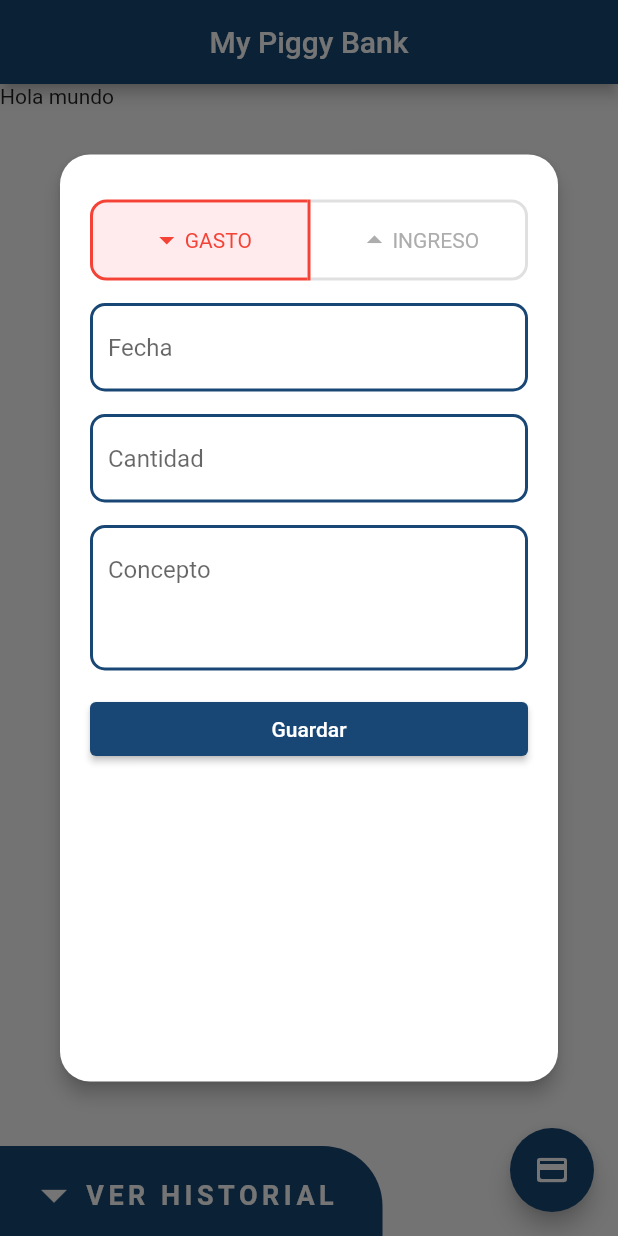
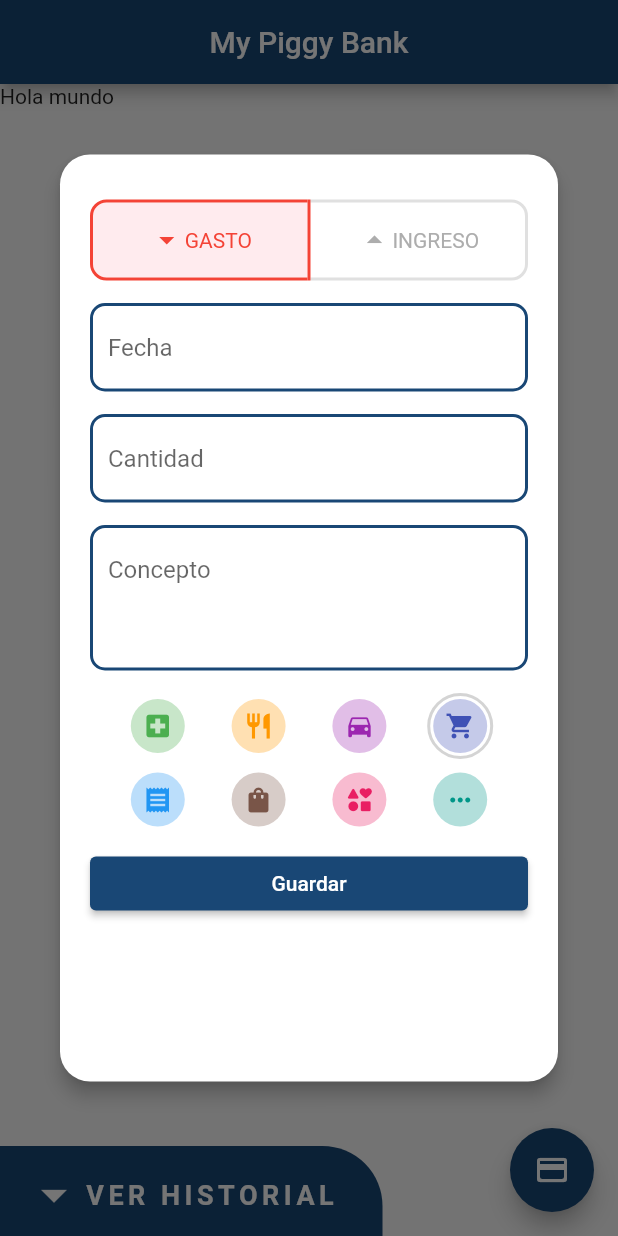
Before and after one commit to eduvega99/my_piggy_bank_app, a Flutter app: the screen it shows after launch, after a tap on the "credit card" icon, on a phone screen of 412 x 824 dp. Run offline on Flutter 3.47's test engine with Material 2 defaults, Android fonts, the phone set to English and light mode, and no system bars.

Commit message:
Create transaction category selector

```diff
--- /dev/null
+++ b/lib/widgets/transaction_category_selector.dart
@@ -0,0 +1,151 @@
+import 'package:flutter/material.dart';
+
+
+class TransactionCategorySelector extends StatelessWidget {
+
+  final List<Map<String, dynamic>> _categories = [
+    {
+      'name': 'Salud e higiene',
+      'icon': Icons.local_hospital,
+      'iconColor': Colors.green,
+      'backgroundColor': Colors.green[100]!,
+      'isSelected': false,
+    },
+    {
+      'name': 'Alimentación',
+      'icon': Icons.restaurant,
+      'iconColor': Colors.orange,
+      'backgroundColor': Colors.orange[100]!,
+      'isSelected': false,
+    },
+    {
+      'name': 'Transporte',
+      'icon': Icons.directions_car,
+      'iconColor': Colors.purple,
+      'backgroundColor': Colors.purple[100]!,
+      'isSelected': false,
+    },
+    {
+      'name': 'Supermercado',
+      'icon': Icons.shopping_cart,
+      'iconColor': Colors.indigo,
+      'backgroundColor': Colors.indigo[100]!,
+      'isSelected': true,
+    },
+    {
+      'name': 'Cuentas y pagos',
+      'icon': Icons.receipt,
+      'iconColor': Colors.blue,
+      'backgroundColor': Colors.blue[100]!,
+      'isSelected': false,
+    },
+    {
+      'name': 'Compras',
+      'icon': Icons.shopping_bag,
+      'iconColor': Colors.brown,
+      'backgroundColor': Colors.brown[100]!,
+      'isSelected': false,
+    },
+    {
+      'name': 'Ocio',
+      'icon': Icons.interests_rounded,
+      'iconColor': Colors.pink,
+      'backgroundColor': Colors.pink[100]!,
+      'isSelected': false,
+    },
+    {
+      'name': 'Otros',
+      'icon': Icons.more_horiz,
+      'iconColor': Colors.teal,
+      'backgroundColor': Colors.teal[100]!,
+      'isSelected': false,
+    },
+  ];
+
+  TransactionCategorySelector({Key? key}) : super(key: key);
+
+  @override
+  Widget build(BuildContext context) {
+    final halfSizeArray = (_categories.length / 2).ceil();
+    return Padding(
+      padding: const EdgeInsets.only(bottom: 10),
+      child: Column(
+        children: [
+          _getRow(_categories.sublist(0, halfSizeArray)),
+          const SizedBox(height: 5),
+          _getRow(_categories.sublist(halfSizeArray, _categories.length)),
+        ],
+      ),
+    );
+  }
+
+  Row _getRow(List<Map<String, dynamic>> categories) {
+    return Row(
+      mainAxisAlignment: MainAxisAlignment.spaceEvenly,
+      children: List.generate(
+        categories.length,
+        (index) {
+          final category = categories[index];
+          return _Button(
+            tooltip: category['name'],
+            icon: category['icon'],
+            iconColor: category['iconColor'],
+            backgroundColor: category['backgroundColor'],
+            isSelected: category['isSelected']
+          );
+        }
+      )
+    );
+  }
+
+}
+
+class _Button extends StatelessWidget {
+
+  final IconData icon;
+  final Color iconColor;
+  final Color backgroundColor;
+  final bool isSelected;
+  final String? tooltip;
+
+  const _Button({
+    Key? key,
+    required this.icon,
+    required this.iconColor,
+    required this.backgroundColor,
+    this.isSelected = false,
+    this.tooltip
+  }) : super(key: key);
+
+  @override
+  Widget build(BuildContext context) {
+    return Container(
+      padding: const EdgeInsets.all(2),
+      decoration: _getBorderDecoration(),
+      alignment: Alignment.center,
+      child: CircleAvatar(
+        radius: 18,
+        backgroundColor: backgroundColor,
+        child: IconButton(
+          icon: Icon(icon, size: 20),
+          color: iconColor,
+          splashRadius: 20,
+          tooltip: tooltip,
+          onPressed: () {
+            print('Hola mundo');
+          },
+        ),
+      ),
+    );
+  }
+
+  BoxDecoration _getBorderDecoration() {
+    return BoxDecoration(
+      shape: BoxShape.circle,
+      border: Border.all(
+        color: isSelected ? const Color(0xffD4D4D4) : Colors.transparent,
+        width: 2
+      )
+    );
+  }
+}
--- a/lib/widgets/transaction_dialog.dart
+++ b/lib/widgets/transaction_dialog.dart
@@ -88,6 +88,8 @@ class _TransactionForm extends StatelessWidget {
 
           const SizedBox(height: 15),
 
+          TransactionCategorySelector(),
+
           ElevatedButton(
             child: const Text('Guardar'),
             onPressed: () => _formKey.currentState?.validate()
--- a/lib/widgets/widgets.dart
+++ b/lib/widgets/widgets.dart
@@ -1,4 +1,6 @@
 export 'package:my_piggy_bank_app/widgets/footer_history_button.dart';
 export 'package:my_piggy_bank_app/widgets/history_list.dart';
+export 'package:my_piggy_bank_app/widgets/transaction_category_selector.dart';
+export 'package:my_piggy_bank_app/widgets/transaction_category_selector.dart';
 export 'package:my_piggy_bank_app/widgets/transaction_dialog.dart';
 export 'package:my_piggy_bank_app/widgets/transaction_type_selector.dart';
```
